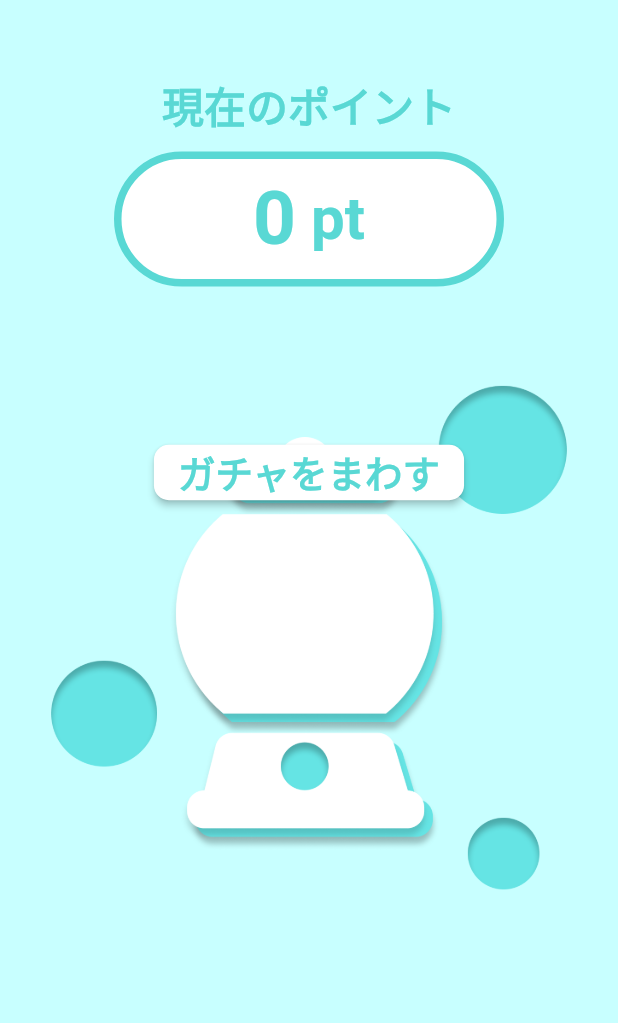
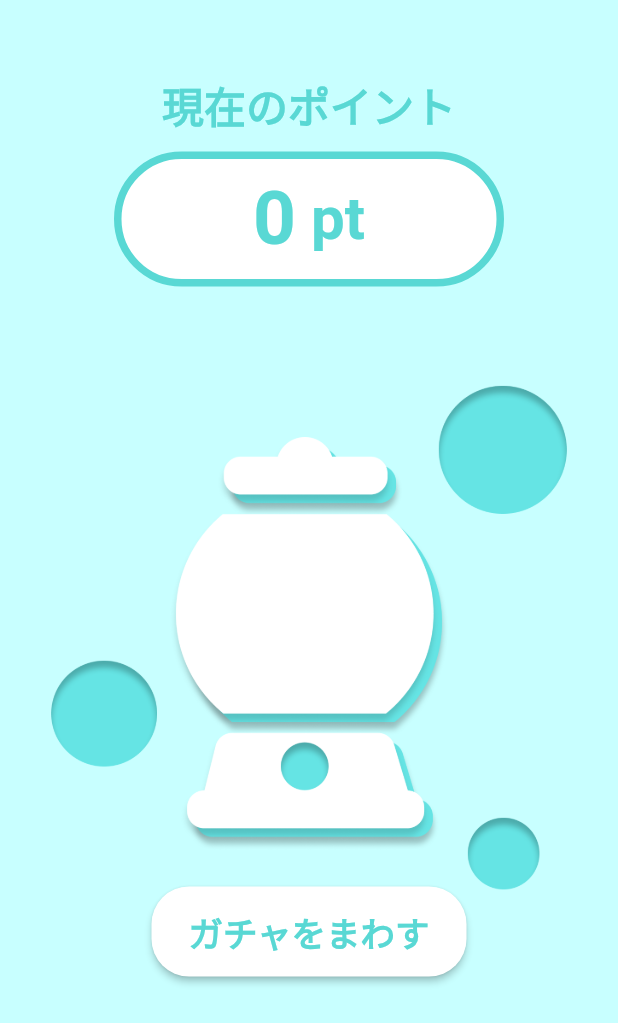
Before and after one commit to Jin2003/kishoutenketsu_rta, a Flutter app: the GatchaPage screen opened directly, on a phone screen of 412 x 824 dp. Shown: the top 1023 px of the screen. Run offline on Flutter 3.47's test engine with Material 2 defaults, Android fonts, the phone set to English and light mode, and no system bars; our stand-ins replace curved_navigation_bar, google_fonts.

Commit message:
[find] gatcha_page

```diff
--- a/lib/view/pages/gatcha_page.dart
+++ b/lib/view/pages/gatcha_page.dart
@@ -78,23 +78,25 @@ class _GatchaPageState extends State<GatchaPage> {
 
               //ElevateButton(title: 'ガチャをまわす'),
               SizedBox(
-                height: 100,
+                height: 400,
                 width: 1,
               ),
               //OutlineButton(title: 'e', width: 10, height: 10, fontsize: 10, shape: 10)
               //ElevateButton(title: 'ガチャをまわす'),
               SizedBox(
+                width: 210,
+                height: 60,
                 child: ElevatedButton(
                   style: ElevatedButton.styleFrom(
                     backgroundColor: Constant.white,
                     shape: RoundedRectangleBorder(
-                      borderRadius: BorderRadius.circular(10),
+                      borderRadius: BorderRadius.circular(25),
                     ),
                   ),
                   onPressed: () {},
                   child: CustomTextBlue(
                     text: 'ガチャをまわす',
-                    fontSize: 25,
+                    fontSize: 23,
                   ),
                   // child: Text(
                   //   style: TextStyle(
```
